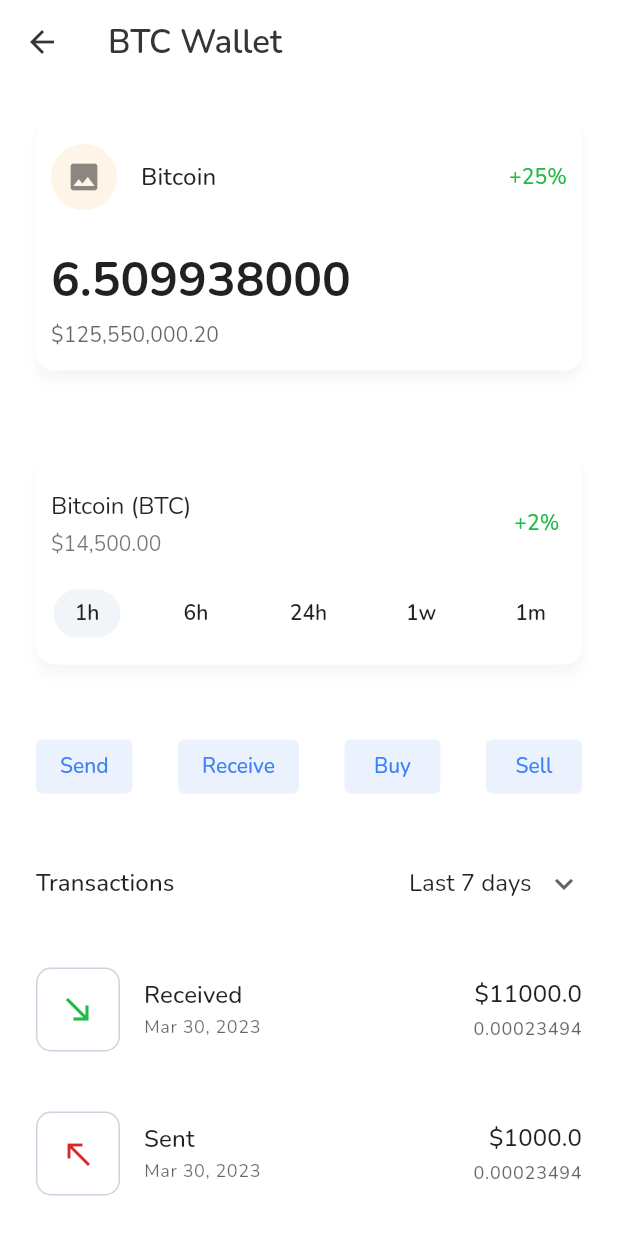
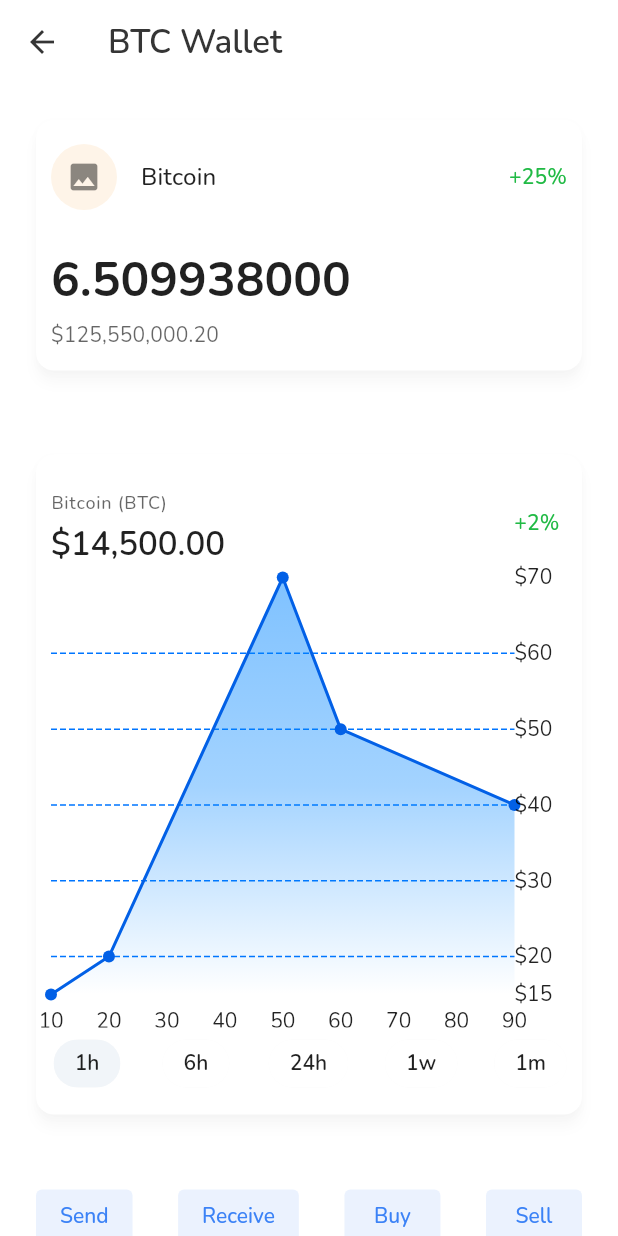
Before and after one commit to onumengine/coinswapr, a Flutter app: the HomePage screen opened by its route, after a tap on "Bitcoin", on a phone screen of 412 x 824 dp. Run offline on Flutter 3.47's test engine with Material 2 defaults, Android fonts, the phone set to English and light mode, and no system bars; drawn by our look-alikes of fl_chart; our stand-ins replace equatable, get_it, google_fonts, otp_text_field, pretty_qr_code, shared_preferences and 1 more; accounts and stored records are empty; network calls fail.

Commit message:
build coin history chart

```diff
--- a/lib/core/theming/color_palette.dart
+++ b/lib/core/theming/color_palette.dart
@@ -39,4 +39,6 @@ class ColorPalette {
   static const greenButtonSecondary = Color(0xFF009688);
   static const greyTileIconBorder = Color(0xFFCBD5E1);
   static const divider = Color(0xFFF1F5F9);
+  static const blueChartGradient = Color(0xFF0085ff);
+  static const chartHorizGridline = Color(0xFF0075FF);
 }
--- a/lib/views/pages/coin_wallet.dart
+++ b/lib/views/pages/coin_wallet.dart
@@ -4,6 +4,7 @@ import 'package:coinswapr/core/utilities/globals.dart';
 import 'package:coinswapr/core/utilities/show_snackbar.dart';
 import 'package:coinswapr/models/coin_symbol_route_arg.dart';
 import 'package:coinswapr/views/molecules/transaction_tile.dart';
+import 'package:fl_chart/fl_chart.dart';
 import 'package:flutter/material.dart';
 import 'package:transparent_image/transparent_image.dart';
 
@@ -174,15 +175,129 @@ class _CoinWalletState extends State<CoinWallet> {
                   contentPadding: const EdgeInsets.only(right: 5),
                   title: Padding(
                     padding: const EdgeInsets.only(bottom: 5),
-                    child: Text("$_coinName (${_coinSymbol.toUpperCase()})"),
+                    child: Text(
+                      "$_coinName (${_coinSymbol.toUpperCase()})",
+                      style: const TextStyle(
+                        fontSize: 12,
+                        fontWeight: FontWeight.w500,
+                        letterSpacing: .5,
+                        color: ColorPalette.tileSubtitleText,
+                      ),
+                    ),
                   ),
                   subtitle: const Text(
                     '\$14,500.00',
-                    style: TextStyle(),
+                    style: TextStyle(
+                      fontSize: 22,
+                      fontWeight: FontWeight.w600,
+                      color: ColorPalette.tileTitleText,
+                    ),
                   ),
                   trailing: Text(
                     '+2%',
                     style: _positiveChangeText,
+                  ),
+                ),
+                SizedBox(
+                  width: double.infinity,
+                  height: 300,
+                  child: Center(
+                    child: LineChart(
+                      LineChartData(
+                        lineBarsData: [
+                          LineChartBarData(
+                            spots: [
+                              const FlSpot(10, 15),
+                              const FlSpot(20, 20),
+                              const FlSpot(50, 70),
+                              const FlSpot(60, 50),
+                              const FlSpot(90, 40),
+                            ],
+                            color: ColorPalette.primaryBlue,
+                            belowBarData: BarAreaData(
+                              show: true,
+                              color: ColorPalette.blueChartGradient,
+                              gradient: LinearGradient(
+                                colors: [
+                                  ColorPalette.blueChartGradient
+                                      .withOpacity(.5),
+                                  ColorPalette.blueChartGradient
+                                      .withOpacity(.36),
+                                  ColorPalette.blueChartGradient.withOpacity(0),
+                                ],
+                                begin: Alignment.topCenter,
+                                end: Alignment.bottomCenter,
+                              ),
+                            ),
+                          ),
+                        ],
+                        lineTouchData: LineTouchData(
+                          enabled: true,
+                          touchTooltipData: LineTouchTooltipData(
+                            tooltipBgColor: ColorPalette.primaryBlue,
+                            tooltipPadding: const EdgeInsets.symmetric(
+                              vertical: 2,
+                              horizontal: 6,
+                            ),
+                            tooltipMargin: 8,
+                            getTooltipItems: (items) => items
+                                .map(
+                                  (spot) => LineTooltipItem(
+                                    '\$${spot.y}',
+                                    const TextStyle(
+                                      fontSize: 11,
+                                      fontWeight: FontWeight.w500,
+                                      letterSpacing: .5,
+                                      color: ColorPalette.primaryWhite,
+                                    ),
+                                  ),
+                                )
+                                .toList(),
+                          ),
+                        ),
+                        borderData: FlBorderData(
+                          show: false,
+                        ),
+                        gridData: FlGridData(
+                          drawVerticalLine: false,
+                          getDrawingHorizontalLine: (door) => FlLine(
+                            color: ColorPalette.chartHorizGridline,
+                            strokeWidth: 1,
+                            dashArray: [4, 2],
+                          ),
+                        ),
+                        titlesData: FlTitlesData(
+                          show: true,
+                          leftTitles: AxisTitles(
+                            sideTitles: SideTitles(
+                              showTitles: false,
+                            ),
+                          ),
+                          topTitles: AxisTitles(
+                            sideTitles: SideTitles(
+                              showTitles: false,
+                            ),
+                          ),
+                          rightTitles: AxisTitles(
+                            sideTitles: SideTitles(
+                              showTitles: true,
+                              getTitlesWidget: (pt, meta) =>
+                                  Text("\$${pt.toInt()}"),
+                              reservedSize: 35,
+                            ),
+                          ),
+                          bottomTitles: AxisTitles(
+                            sideTitles: SideTitles(
+                              showTitles: true,
+                            ),
+                          ),
+                        ),
+                        clipData: FlClipData.all(),
+                      ),
+                      chartRendererKey: UniqueKey(),
+                      swapAnimationDuration: const Duration(milliseconds: 200),
+                      swapAnimationCurve: Curves.easeIn,
+                    ),
                   ),
                 ),
                 Row(
```
